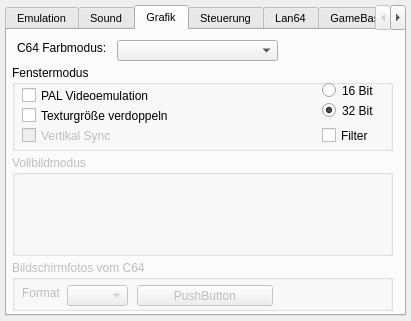
ThKattanek/emu64, file setup_window.ui: the form before one commit.
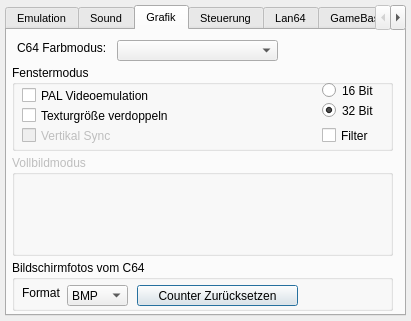
The form after the commit. The open tabs and pages were chosen to show the change.

```diff
--- a/setup_window.ui
+++ b/setup_window.ui
@@ -226,7 +226,7 @@
     </widget>
     <widget class="QGroupBox" name="screenshot_group">
      <property name="enabled">
-      <bool>false</bool>
+      <bool>true</bool>
      </property>
      <property name="geometry">
       <rect>
@@ -264,7 +264,7 @@
      </widget>
      <widget class="QComboBox" name="comboBox">
       <property name="enabled">
-       <bool>false</bool>
+       <bool>true</bool>
       </property>
       <property name="geometry">
        <rect>
@@ -279,13 +279,18 @@
         <pointsize>9</pointsize>
        </font>
       </property>
+      <item>
+       <property name="text">
+        <string>BMP</string>
+       </property>
+      </item>
      </widget>
      <widget class="QPushButton" name="pushButton_2">
       <property name="geometry">
        <rect>
         <x>125</x>
         <y>25</y>
-        <width>136</width>
+        <width>161</width>
         <height>21</height>
        </rect>
       </property>
@@ -295,7 +300,7 @@
        </font>
       </property>
       <property name="text">
-       <string>PushButton</string>
+       <string>Counter Zurücksetzen</string>
       </property>
      </widget>
     </widget>
```
Left out of the diff: 4 changed lines with no effect on the pictures.
